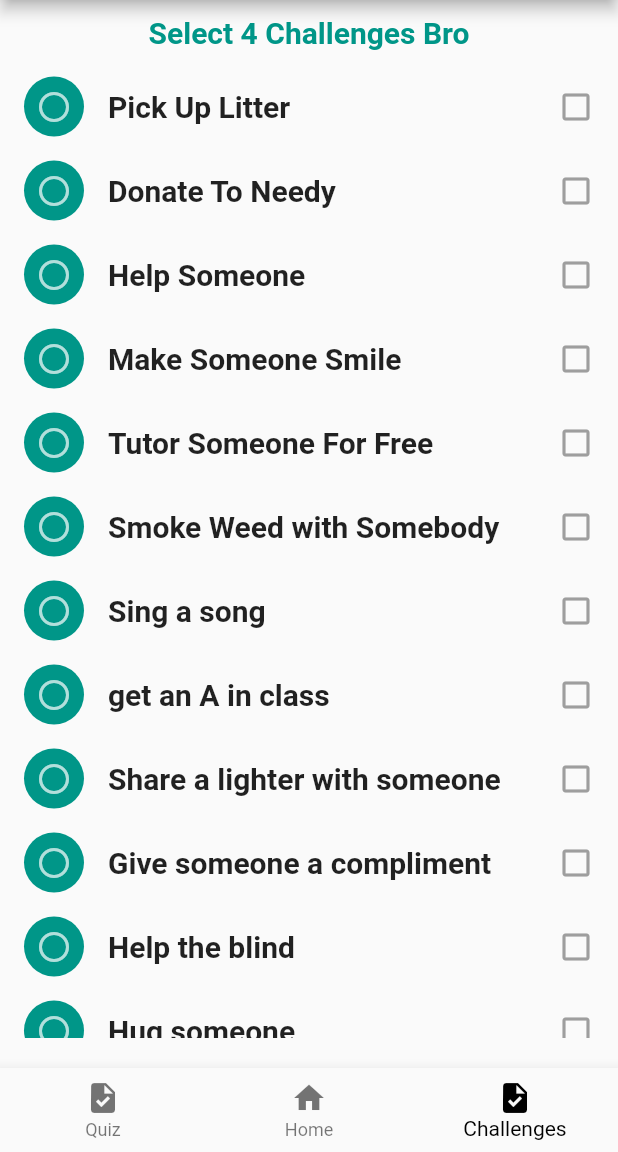
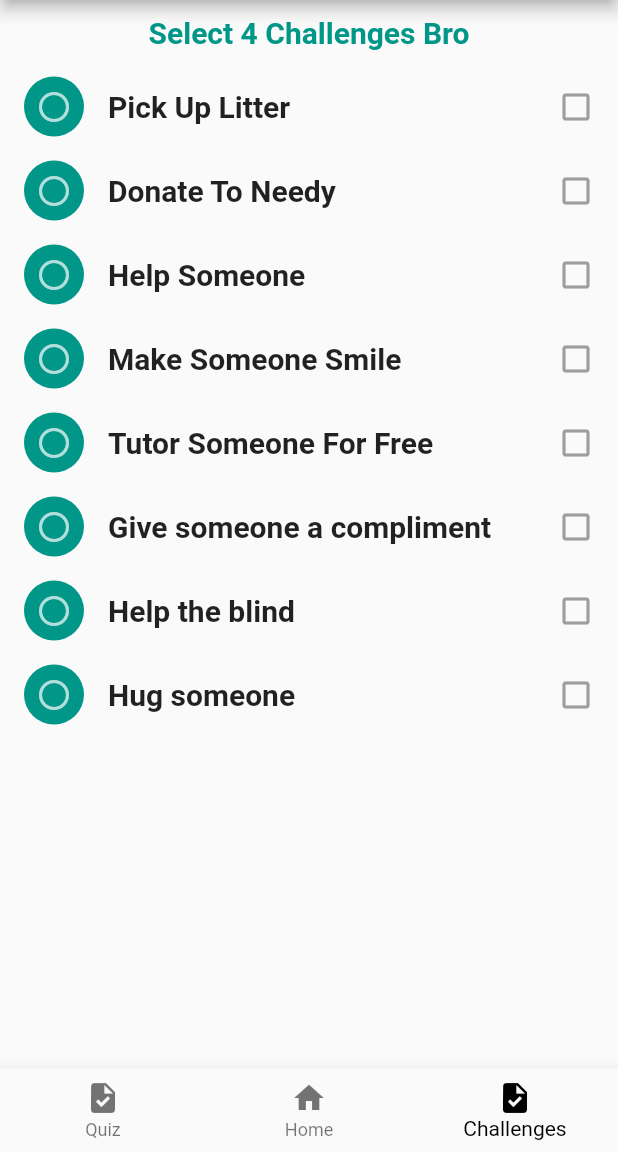
Before and after one commit to eriksoriano/forgood, a Flutter app: the screen it shows after launch, item 3 of the bottom bar chosen, on a phone screen of 412 x 824 dp, the part 84-1236 px from its top. Run offline on Flutter 3.47's test engine with Material 2 defaults, Android fonts, the phone set to English and light mode, and no system bars.

Commit message:
Update main.dart

```diff
--- a/lib/main.dart
+++ b/lib/main.dart
@@ -74,10 +74,6 @@ class _MyHomePageState extends State<MyHomePage> {
     listOpportunities("Help Someone", false),
     listOpportunities("Make Someone Smile", false),
     listOpportunities("Tutor Someone For Free", false),
-    listOpportunities("Smoke Weed with Somebody", false),
-    listOpportunities("Sing a song", false),
-    listOpportunities("get an A in class", false),
-    listOpportunities("Share a lighter with someone", false),
     listOpportunities("Give someone a compliment", false),
     listOpportunities("Help the blind", false),
     listOpportunities("Hug someone", false),
```
